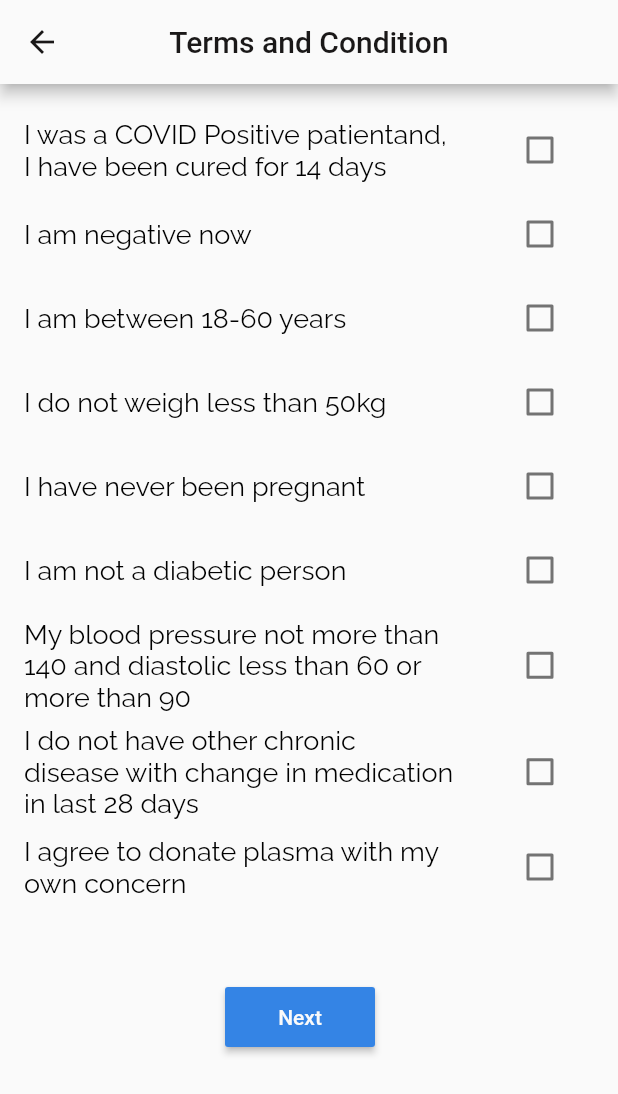
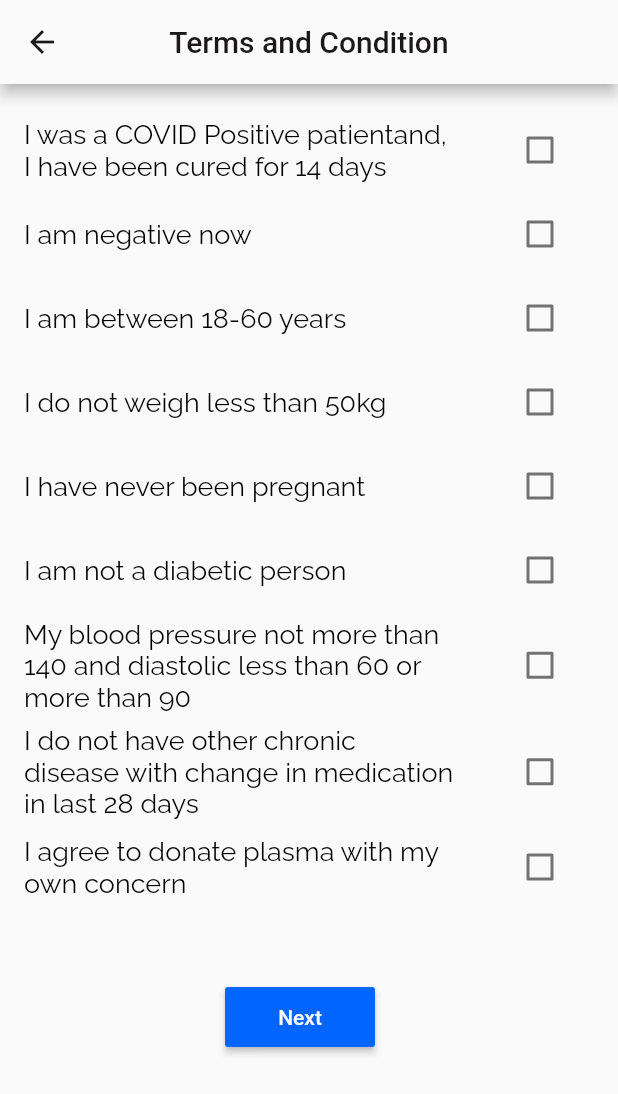
Before and after one commit to thisisamank/Plasmic, a Flutter app: the PlasmaVolunteerRegisterScreen screen opened by its route, on a phone screen of 412 x 824 dp. Shown: the top 1094 px of the screen. Run offline on Flutter 3.47's test engine with Material 2 defaults, Android fonts, the light colour scheme and no system bars; our stand-ins replace cloud_firestore, firebase_auth, firebase_core, flutter_svg, google_fonts, google_sign_in and 1 more; accounts and stored records are empty.

Commit message:
release mode edit

```diff
--- a/lib/constants/colors.dart
+++ b/lib/constants/colors.dart
@@ -1,7 +1,7 @@
 import 'package:flutter/cupertino.dart';
 
 class BrandColors {
-  static Color blue = Color(0xFF3484E5);
+  static Color blue = Color(0xFF0166FF);
   static Color lightBlue = Color(0xFFD4E7FF);
   static Color white = Color(0xFFFAFAFA);
   static Color black = Color(0xFF1A1818);
```
Also changed, not shown: 2 other files.
